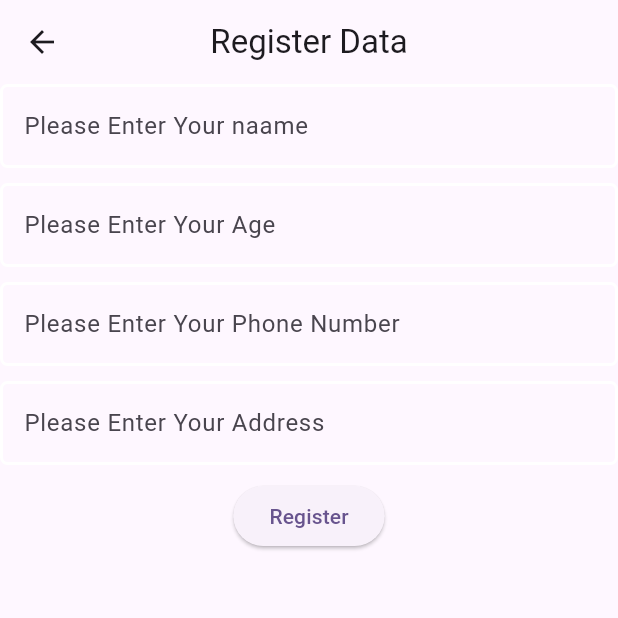
After one commit to jowelhossain/Flutter_firebase_project1, a Flutter app: the Register screen opened directly, after a tap on "Register", on a phone screen of 412 x 824 dp, the top half of it. The commit adds this screen. Run offline on Flutter 3.47's test engine with Material 2 defaults, Android fonts, the phone set to English and light mode, and no system bars; our stand-ins replace cloud_firestore, firebase_auth, firebase_core; accounts and stored records are empty.

Commit message:
Register data on firestore

```diff
--- /dev/null
+++ b/lib/register.dart
@@ -0,0 +1,119 @@
+import 'package:flutter/material.dart';
+
+import 'package:firebase_core/firebase_core.dart';
+import 'package:cloud_firestore/cloud_firestore.dart';
+class Register extends StatefulWidget {
+  const Register({super.key});
+
+  @override
+  State<Register> createState() => _RegisterState();
+}
+
+class _RegisterState extends State<Register> {
+  TextEditingController nameController= TextEditingController();
+  TextEditingController ageController= TextEditingController();
+  TextEditingController phoneController= TextEditingController();
+  TextEditingController addressController= TextEditingController();
+
+  CollectionReference users = FirebaseFirestore.instance.collection('register');
+
+  Future<void> addUser() {
+    // Call the user's CollectionReference to add a new user
+    return users
+        .add({
+      'name': nameController.text,
+      'age': ageController.text,
+      'phone': phoneController.text,
+      'address': addressController.text
+    })
+        .then((value) => print("User Added"))
+        .catchError((error) => print("Failed to add user: $error"));
+  }
+
+  @override
+  Widget build(BuildContext context) {
+    return Scaffold(
+      appBar: AppBar(title: Text("Register Data"),centerTitle: true,),
+      body: Container(child: Column(
+        children: [
+          TextField(
+            controller: nameController,
+            keyboardType: TextInputType.text,
+            decoration: InputDecoration(
+                fillColor: Colors.white,
+                hintText: "Please Enter Your naame",
+                enabledBorder: OutlineInputBorder(
+                    borderRadius: BorderRadius.circular(5),
+                    borderSide: BorderSide(width: 2, color: Colors.white)
+                ),
+                focusedBorder: OutlineInputBorder(
+                    borderRadius: BorderRadius.circular(5),
+                    borderSide: BorderSide(width: 2, color: Colors.white)
+                )
+
+            ),
+          ),
+          SizedBox(height: 10,),
+          TextField(
+            controller: ageController,
+            keyboardType: TextInputType.text,
+            decoration: InputDecoration(
+                fillColor: Colors.white,
+                hintText: "Please Enter Your Age",
+                enabledBorder: OutlineInputBorder(
+                    borderRadius: BorderRadius.circular(5),
+                    borderSide: BorderSide(width: 2, color: Colors.white)
+                ),
+                focusedBorder: OutlineInputBorder(
+                    borderRadius: BorderRadius.circular(5),
+                    borderSide: BorderSide(width: 2, color: Colors.white)
+                )
+
+            ),
+          ),
+          SizedBox(height: 10,),
+          TextField(
+            controller: phoneController,
+            keyboardType: TextInputType.text,
+            decoration: InputDecoration(
+                fillColor: Colors.white,
+                hintText: "Please Enter Your Phone Number",
+                enabledBorder: OutlineInputBorder(
+                    borderRadius: BorderRadius.circular(5),
+                    borderSide: BorderSide(width: 2, color: Colors.white)
+                ),
+                focusedBorder: OutlineInputBorder(
+                    borderRadius: BorderRadius.circular(5),
+                    borderSide: BorderSide(width: 2, color: Colors.white)
+                )
+
+            ),
+          ),
+          SizedBox(height: 10,),
+          TextField(
+            controller: addressController,
+            keyboardType: TextInputType.text,
+            decoration: InputDecoration(
+                fillColor: Colors.white,
+                hintText: "Please Enter Your Address",
+                enabledBorder: OutlineInputBorder(
+                    borderRadius: BorderRadius.circular(5),
+                    borderSide: BorderSide(width: 2, color: Colors.white)
+                ),
+                focusedBorder: OutlineInputBorder(
+                    borderRadius: BorderRadius.circular(5),
+                    borderSide: BorderSide(width: 2, color: Colors.white)
+                )
+
+            ),
+          ),
+          SizedBox(height: 10,),
+
+          ElevatedButton(onPressed: (){
+               addUser();
+          }, child: Text("Register"))
+        ],
+      ),),
+    );
+  }
+}
--- a/lib/signin_screen.dart
+++ b/lib/signin_screen.dart
@@ -1,6 +1,7 @@
 import 'package:firebase_auth/firebase_auth.dart';
 import 'package:flutter/material.dart';
 import 'package:flutter_firebase_project1/home_page.dart';
+import 'package:flutter_firebase_project1/register.dart';
 class SigninScreen extends StatelessWidget {
   const SigninScreen({super.key});
 
@@ -12,6 +13,9 @@ class SigninScreen extends StatelessWidget {
           mainAxisAlignment: MainAxisAlignment.center,
           children: [
 Center(child: Text("Log In Successful", style: TextStyle(color: Colors.orange, fontSize: 20),)),
+           ElevatedButton(onPressed: (){
+             Navigator.push(context, MaterialPageRoute(builder: (_)=>Register()));
+           }, child: Text("Register")),
             ElevatedButton(onPressed: () async {
               await FirebaseAuth.instance.signOut();
               Navigator.of(context).pushAndRemoveUntil(MaterialPageRoute(builder: (context) =>
--- a/pubspec.yaml
+++ b/pubspec.yaml
@@ -37,6 +37,7 @@ dependencies:
   cupertino_icons: ^1.0.2
   firebase_core: ^2.15.0
   firebase_auth: ^4.7.1
+  cloud_firestore: ^4.8.4
 
 dev_dependencies:
   flutter_test:
```
Also changed, not shown: pubspec.lock, 2 other files.
